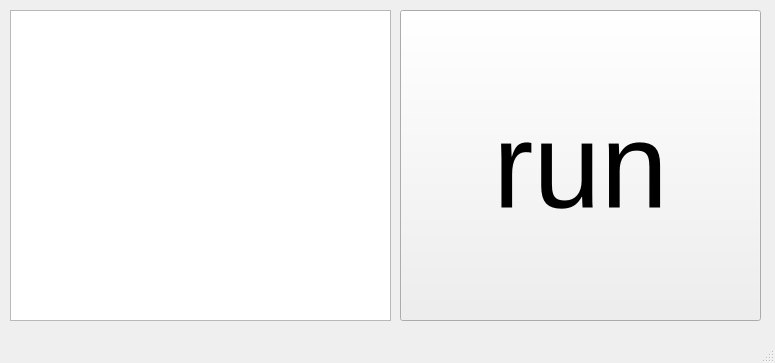
Before: the Qt Designer form mainwindow.ui in fitochay/course_work_sole, drawn with Qt 5.
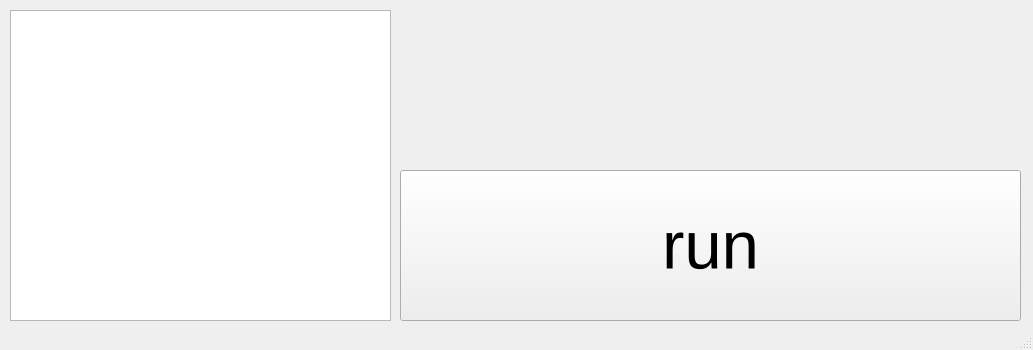
After: the same form once the commit is applied.

Diff of the .ui file:
```diff
--- a/mainwindow.ui
+++ b/mainwindow.ui
@@ -6,8 +6,8 @@
    <rect>
     <x>0</x>
     <y>0</y>
-    <width>775</width>
-    <height>363</height>
+    <width>1033</width>
+    <height>350</height>
    </rect>
   </property>
   <property name="windowTitle">
@@ -28,20 +28,38 @@
     <property name="geometry">
      <rect>
       <x>400</x>
-      <y>10</y>
-      <width>361</width>
-      <height>311</height>
+      <y>170</y>
+      <width>621</width>
+      <height>151</height>
      </rect>
     </property>
     <property name="font">
      <font>
-      <pointsize>91</pointsize>
+      <pointsize>50</pointsize>
      </font>
     </property>
     <property name="text">
      <string>run</string>
     </property>
    </widget>
+   <widget class="QLabel" name="label">
+    <property name="geometry">
+     <rect>
+      <x>400</x>
+      <y>10</y>
+      <width>621</width>
+      <height>151</height>
+     </rect>
+    </property>
+    <property name="font">
+     <font>
+      <pointsize>10</pointsize>
+     </font>
+    </property>
+    <property name="text">
+     <string/>
+    </property>
+   </widget>
   </widget>
   <widget class="QStatusBar" name="statusBar"/>
  </widget>
```
Left out of the diff: 5 changed lines with no effect on the pictures.
